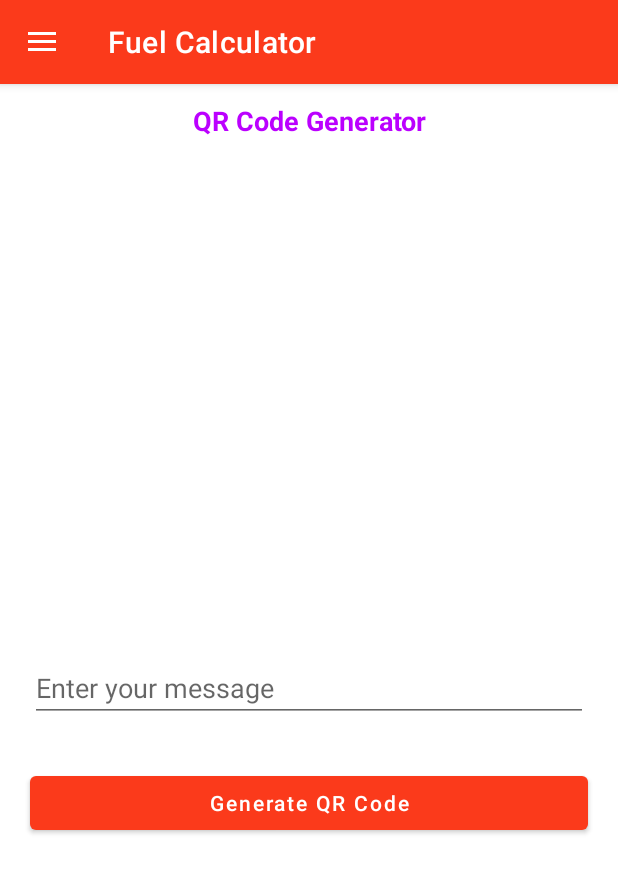
After one commit to portgasdpetch/fuelCalMobile, an Android app: the fragment QrCodeGeneratorFragment placed in its activity, on a phone screen of 412 x 824 dp. The commit adds this screen. Shown: the top 873 px of the screen. Run offline under Robolectric (Android 15) with nearby library versions, the phone set to English and light mode, and no system bars; libraries missing offline, so code that uses them is left out: androidmads.library.qrgenearator.

Commit message:
add qr code

```diff
--- a/app/build.gradle
+++ b/app/build.gradle
@@ -54,4 +54,5 @@ dependencies {
     implementation 'com.squareup.retrofit2:converter-gson:2.4.0'
     apply plugin: 'com.android.application'
     apply plugin: 'kotlin-android-extensions'
+    implementation 'com.github.androidmads:QRGenerator:1.0.1'
 }
--- a/app/src/main/AndroidManifest.xml
+++ b/app/src/main/AndroidManifest.xml
@@ -1,6 +1,8 @@
 <?xml version="1.0" encoding="utf-8"?>
 <manifest xmlns:android="http://schemas.android.com/apk/res/android"
     package="com.example.fuelCalculator">
+
+    <uses-permission android:name="android.permission.WRITE_EXTERNAL_STORAGE" />
 
     <application
         android:allowBackup="true"
--- a/app/src/main/java/com/example/fuelCalculator/MainActivity.kt
+++ b/app/src/main/java/com/example/fuelCalculator/MainActivity.kt
@@ -76,6 +76,12 @@ class MainActivity : AppCompatActivity(), NavigationView.OnNavigationItemSelecte
                 toolbar.setBackgroundColor(getColor(R.color.colorPrimary))
                 window.statusBarColor = ContextCompat.getColor(this, R.color.colorPrimaryDark)
             }
+            R.id.nav_qr -> {
+                changeFragment(QrCodeGeneratorFragment())
+                this@MainActivity.title = ("QR Code Generator")
+                toolbar.setBackgroundColor(getColor(R.color.colorSecondary))
+                window.statusBarColor = ContextCompat.getColor(this, R.color.colorSecondaryDark)
+            }
         }
 //        }
 
@@ -115,9 +121,9 @@ class MainActivity : AppCompatActivity(), NavigationView.OnNavigationItemSelecte
         if (savedInstanceState == null) {
             supportFragmentManager.beginTransaction().replace(
                 R.id.fragment_container,
-                OilPriceFragment()
+                OverviewFragment()
             ).commit()
-            navigationView.setCheckedItem(R.id.nav_fuelPrice)
+            navigationView.setCheckedItem(R.id.nav_calculator)
             navigationView.menu.getItem(1).setActionView(R.layout.menu_image)
         }
         //delete this after complete
--- /dev/null
+++ b/app/src/main/java/com/example/fuelCalculator/QrCodeGeneratorFragment.kt
@@ -0,0 +1,132 @@
+package com.example.fuelCalculator
+
+import android.content.Context.WINDOW_SERVICE
+import android.graphics.Bitmap
+import android.graphics.Point
+import android.os.Bundle
+import android.text.TextUtils
+import android.util.Log
+import android.view.*
+import android.widget.Button
+import android.widget.EditText
+import android.widget.ImageView
+import android.widget.Toast
+import androidmads.library.qrgenearator.QRGContents
+import androidmads.library.qrgenearator.QRGEncoder
+import androidx.core.content.ContextCompat.getSystemService
+import androidx.core.view.GravityCompat
+import androidx.drawerlayout.widget.DrawerLayout
+import androidx.fragment.app.Fragment
+
+
+class QrCodeGeneratorFragment : Fragment() {
+    // on below line we are creating a variable
+    // for our image view, edit text and a button.
+    private lateinit var qrIV: ImageView
+    private lateinit var msgEdt: EditText
+    private lateinit var generateQRBtn: Button
+
+    // on below line we are creating
+    // a variable for bitmap
+    private lateinit var bitmap: Bitmap
+
+    // on below line we are creating
+    // a variable for qr encoder.
+    private lateinit var qrEncoder: QRGEncoder
+    private lateinit var drawer: DrawerLayout
+
+    override fun onCreateView(
+        inflater: LayoutInflater,
+        container: ViewGroup?,
+        savedInstanceState: Bundle?
+    ): View? {
+        Log.i("ae","onCreateView")
+        drawer = activity!!.findViewById(R.id.drawer_layout);
+        val v: View = inflater.inflate(R.layout.fragment_qrcode, container, false)
+
+        //swiping functions
+        v.setOnTouchListener(object : OnSwipeTouchListener(activity) {
+//            override fun onSwipeTop() {
+//                Toast.makeText(activity, "Top Swipe", Toast.LENGTH_SHORT).show()
+//            }
+
+            override fun onSwipeRight() {
+                drawer.openDrawer(GravityCompat.START)
+            }
+
+//            override fun onSwipeLeft() {
+//                Toast.makeText(activity, "Left Swipe", Toast.LENGTH_SHORT).show()
+//            }
+
+//            override fun onSwipeBottom() {
+//                Toast.makeText(activity, "Bottom Swipe", Toast.LENGTH_SHORT).show()
+//            }
+
+        })
+        setHasOptionsMenu(true)
+        return v
+    }
+
+    override fun onViewCreated(view: View, savedInstanceState: Bundle?) {
+        super.onViewCreated(view, savedInstanceState)
+
+        // on below line we are
+        // initializing our all variables.
+        qrIV = view.findViewById(R.id.idIVQrcode)
+        msgEdt = view.findViewById(R.id.idEdt)
+        generateQRBtn = view.findViewById(R.id.idBtnGenerateQR)
+
+        // on below line we are adding on click
+        // listener for our generate QR button.
+        generateQRBtn.setOnClickListener {
+            // on below line we are checking if msg edit text is empty or not.
+            if (TextUtils.isEmpty(msgEdt.text.toString())) {
+
+                // on below line we are displaying toast message to display enter some text
+                Toast.makeText(activity, "Enter your message", Toast.LENGTH_SHORT).show()
+            } else {
+                // on below line we are getting service for window manager
+                val windowManager: WindowManager = requireActivity().getSystemService(WINDOW_SERVICE) as WindowManager
+
+                // on below line we are initializing a
+                // variable for our default display
+                val display: Display = windowManager.defaultDisplay
+
+                // on below line we are creating a variable
+                // for point which is use to display in qr code
+                val point: Point = Point()
+                display.getSize(point)
+
+                // on below line we are getting
+                // height and width of our point
+                val width = point.x
+                val height = point.y
+
+                // on below line we are generating
+                // dimensions for width and height
+                var dimen = if (width < height) width else height
+                dimen = dimen * 3 / 4
+
+                // on below line we are initializing our qr encoder
+                qrEncoder = QRGEncoder(msgEdt.text.toString(), null, QRGContents.Type.TEXT, dimen)
+
+                // on below line we are running a try
+                // and catch block for initializing our bitmap
+                try {
+                    // on below line we are
+                    // initializing our bitmap
+                    bitmap = qrEncoder.bitmap
+
+                    // on below line we are setting
+                    // this bitmap to our image view
+                    qrIV.setImageBitmap(bitmap)
+                } catch (e: Exception) {
+                    // on below line we
+                    // are handling exception
+                    e.printStackTrace()
+                }
+            }
+        }
+    }
+
+}
--- /dev/null
+++ b/app/src/main/res/layout/fragment_qrcode.xml
@@ -0,0 +1,65 @@
+<?xml version="1.0" encoding="utf-8"?>
+<RelativeLayout
+    xmlns:android="http://schemas.android.com/apk/res/android"
+    xmlns:tools="http://schemas.android.com/tools"
+    android:id="@+id/container"
+    android:layout_width="match_parent"
+    android:layout_height="match_parent"
+    android:orientation="vertical"
+    tools:context=".MainActivity">
+
+    <!--on below line we are creating
+        a text for heading of our app-->
+    <TextView
+        android:id="@+id/idTVHeading"
+        android:layout_width="match_parent"
+        android:layout_height="wrap_content"
+        android:layout_marginStart="8dp"
+        android:layout_marginTop="8dp"
+        android:layout_marginEnd="8dp"
+        android:layout_marginBottom="8dp"
+        android:gravity="center"
+        android:padding="4dp"
+        android:text="QR Code Generator"
+        android:textAlignment="center"
+        android:textColor="#BB00FF"
+        android:textSize="18sp"
+        android:textStyle="bold" />
+
+    <!--We are using this image
+        view to display our QR code-->
+    <ImageView
+        android:id="@+id/idIVQrcode"
+        android:layout_width="300dp"
+        android:layout_height="300dp"
+        android:layout_centerHorizontal="true"
+        android:layout_marginTop="50dp"
+        android:contentDescription="QR Code" />
+
+    <!--Edit text to enter text
+        for creating a QR code-->
+    <EditText
+        android:id="@+id/idEdt"
+        android:layout_width="match_parent"
+        android:layout_height="wrap_content"
+        android:layout_below="@id/idIVQrcode"
+        android:layout_marginStart="20dp"
+        android:layout_marginTop="30dp"
+        android:layout_marginEnd="20dp"
+        android:autofillHints=""
+        android:hint="Enter your message"
+        android:inputType="text" />
+
+    <!--Button for creating a QR code-->
+    <Button
+        android:id="@+id/idBtnGenerateQR"
+        android:layout_width="match_parent"
+        android:layout_height="wrap_content"
+        android:layout_below="@id/idEdt"
+        android:layout_marginStart="20dp"
+        android:layout_marginTop="30dp"
+        android:layout_marginEnd="20dp"
+        android:text="Generate QR Code"
+        android:textAllCaps="false" />
+
+</RelativeLayout>
--- a/app/src/main/res/menu/drawer_menu.xml
+++ b/app/src/main/res/menu/drawer_menu.xml
@@ -19,6 +19,9 @@
         <item
             android:id="@+id/nav_shuffle"
             android:title="Shuffle Player" />
+        <item
+            android:id="@+id/nav_qr"
+            android:title="Qr Code Generator"/>
     </group>
 
 
--- a/build.gradle
+++ b/build.gradle
@@ -22,6 +22,7 @@ allprojects {
         google()
         mavenCentral()
         jcenter()
+        maven { url 'https://jitpack.io' }
 
     }
 }
```
